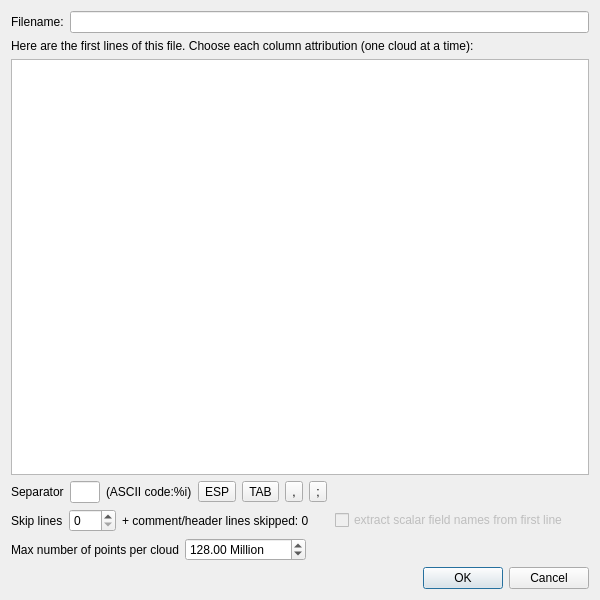
First picture: the form in libs/qCC_io/ui_templates/openAsciiFileDlg.ui, repository archeos/cloudcompare-archeos, before the edit.
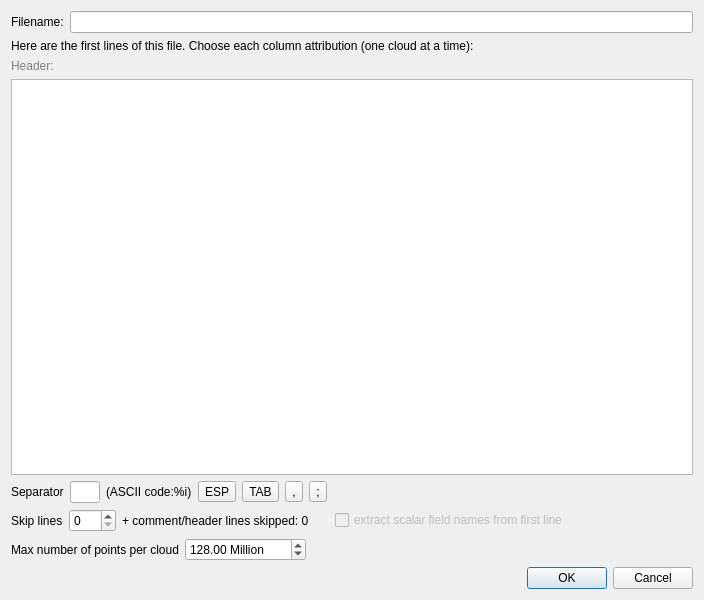
Second picture: the form after the edit.

```diff
--- a/libs/qCC_io/ui_templates/openAsciiFileDlg.ui
+++ b/libs/qCC_io/ui_templates/openAsciiFileDlg.ui
@@ -6,12 +6,12 @@
    <rect>
     <x>0</x>
     <y>0</y>
-    <width>600</width>
+    <width>704</width>
     <height>600</height>
    </rect>
   </property>
   <property name="sizePolicy">
-   <sizepolicy hsizetype="Fixed" vsizetype="Fixed">
+   <sizepolicy hsizetype="Expanding" vsizetype="Fixed">
     <horstretch>0</horstretch>
     <verstretch>0</verstretch>
    </sizepolicy>
@@ -51,6 +51,16 @@
      </property>
     </widget>
    </item>
+   <item>
+    <widget class="QLabel" name="headerLabel">
+     <property name="styleSheet">
+      <string notr="true">color: grey;</string>
+     </property>
+     <property name="text">
+      <string>Header:</string>
+     </property>
+    </widget>
+   </item>
    <item>
     <widget class="QTableWidget" name="tableWidget">
      <property name="editTriggers">
```
Left out of the diff: 1 changed line with no effect on the pictures.
